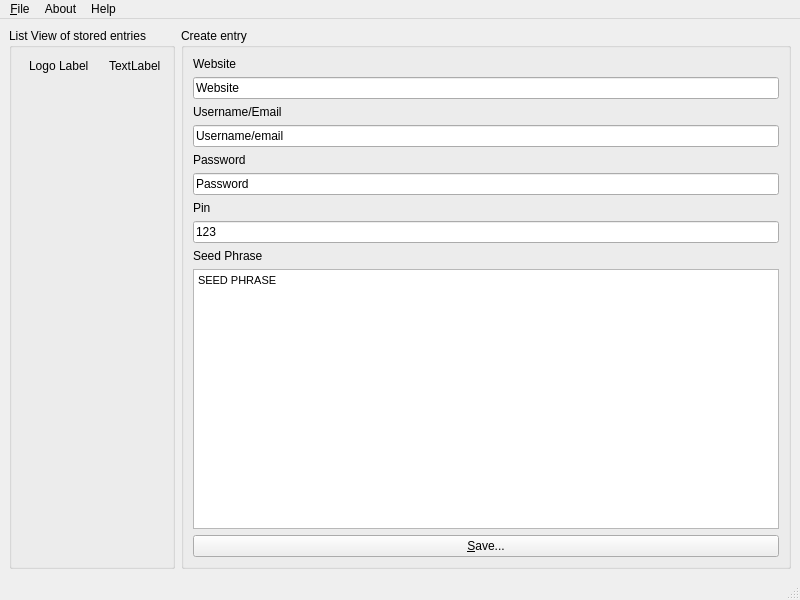
The window that MainWindow.ui (Harrisonp365/FinalPassV2) describes before a commit, drawn with Qt 5.
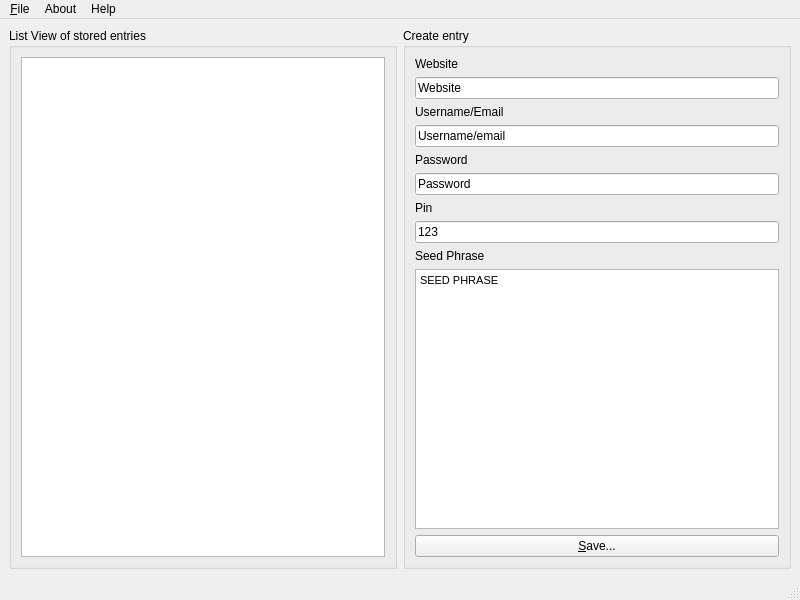
The same window after the commit.

Commit message: displaying of passwords works correctly in UI, a refactor of code will happen tomorrow

What changed in the file:
```diff
--- a/MainWindow.ui
+++ b/MainWindow.ui
@@ -20,32 +20,11 @@
       <property name="title">
        <string>List View of stored entries</string>
       </property>
-      <widget class="QLabel" name="EntrySiteLabel">
-       <property name="geometry">
-        <rect>
-         <x>100</x>
-         <y>30</y>
-         <width>56</width>
-         <height>16</height>
-        </rect>
-       </property>
-       <property name="text">
-        <string>TextLabel</string>
-       </property>
-      </widget>
-      <widget class="QLabel" name="siteLogoLabel">
-       <property name="geometry">
-        <rect>
-         <x>20</x>
-         <y>30</y>
-         <width>61</width>
-         <height>16</height>
-        </rect>
-       </property>
-       <property name="text">
-        <string>Logo Label</string>
-       </property>
-      </widget>
+      <layout class="QVBoxLayout" name="verticalLayout_2">
+       <item>
+        <widget class="QListWidget" name="listWidget"/>
+       </item>
+      </layout>
      </widget>
     </item>
     <item>
```
The commit also changes 4 other files.
